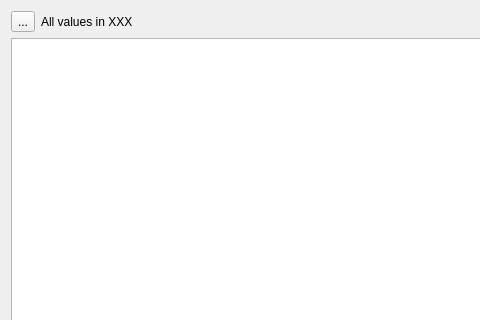
Above: src/views/ui_files/reports/attribute_report.ui from JakubFranek/Kapytal before the change; both pictures show x 0 to 480 and y 0 to 320 of the 800 by 600 pixel window. Below: the same form after it.
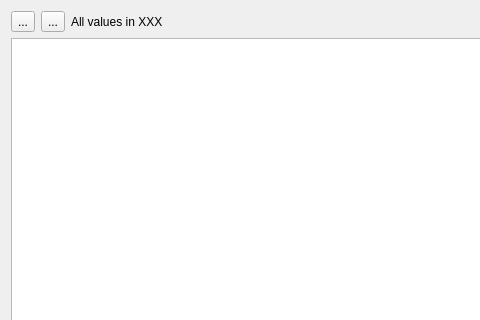
That is the form after the change.

Commit message:
Implement Transaction table in Attribute Reports
Move TransactionBalance class to src/models/statistics/common_classes.
Add __add__ and add_transaction_balance methods to TransactionBalance.
Refactor calculate_periodic_totals_and_averages in category_stats.
Add transactions attribute to AttributeStats.
Add Recalculate Report tool button to AttributeReport.
Refactor PeriodicAttributeStatsTableModel to support showing
related Transactions.

Patch:
```diff
--- a/src/views/ui_files/reports/attribute_report.ui
+++ b/src/views/ui_files/reports/attribute_report.ui
@@ -36,6 +36,13 @@
            </property>
           </widget>
          </item>
+         <item>
+          <widget class="QToolButton" name="recalculateReportToolButton">
+           <property name="text">
+            <string>...</string>
+           </property>
+          </widget>
+         </item>
          <item>
           <widget class="QLabel" name="currencyNoteLabel">
            <property name="text">
```
Left out of the diff: 10 changed lines with no effect on the pictures. The commit also changes 11 other files.
